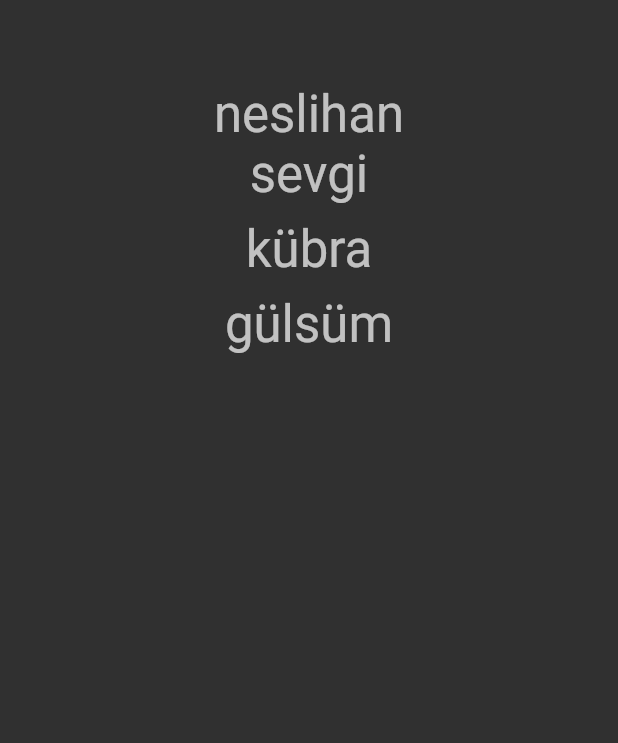
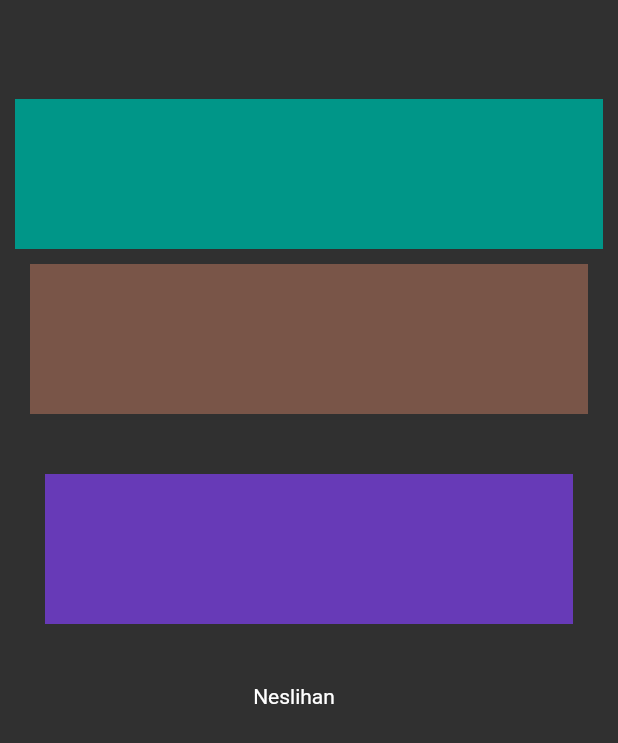
Before and after one commit to neslihanatasever/flutter_full_learnn, a Flutter app: the screen it shows after launch, on a phone screen of 412 x 824 dp. Shown: the top 743 px of the screen. Run offline on Flutter 3.47's test engine with Material 2 defaults, Android fonts, the phone set to English and light mode, and no system bars.

Commit message:
padding_learn.dart

```diff
--- /dev/null
+++ b/lib/101/padding_learn.dart
@@ -0,0 +1,44 @@
+import 'package:flutter/material.dart';
+
+class PaddingLearn extends StatelessWidget {
+  const PaddingLearn({Key? key}) : super(key: key);
+
+  @override
+  Widget build(BuildContext context) {
+    return Scaffold(
+      appBar: AppBar(),
+      body: Padding(
+        padding: ProjectPadding.pagePaddingVertical,
+        child: Column(
+          children: [
+            Padding(
+                padding: const EdgeInsets.symmetric(horizontal: 10),
+                child: Container(color: Colors.teal, height: 100)),
+            Padding(
+                padding: const EdgeInsets.symmetric(vertical: 10, horizontal: 20),
+                child: Container(padding: EdgeInsets.zero, color: Colors.brown, height: 100)),
+            Padding(
+                padding: const EdgeInsets.symmetric(vertical: 30, horizontal: 30),
+                child: Container(padding: EdgeInsets.zero, color: Colors.deepPurple, height: 100,)),
+              Padding(
+                padding: ProjectPadding.pagePaddingRightOnly + ProjectPadding.pagePaddingVertical,
+                child: const Text('Neslihan')), //olması gereken kullanımlar
+          ],
+        ),
+      ),
+    );
+  }
+}
+
+class ProjectPadding {
+  static const pagePaddingVertical = EdgeInsets.symmetric(vertical: 10);
+  static const pagePaddingRightOnly = EdgeInsets.only(right: 20);
+}
+
+
+//ana widget'ı padding ile sarmalamak en doğru yöntemdir
+// + ile iki padding kullanımını birleştirip kullanabiliriz
+//doğru olan kullanım class oluşturup classları kullanmaktır
+//container'ın kendi paddingleri de bulunur ve aynı şekilde çalışır
+//Sayfa yapısının bütünlüğü ve görünürlülüğü açısından paddingler cok önemlidir
+//Yukarıdan padding vermek isterseniz EdgeInsets.symmetric(vertical:10) yanlardan vermek için (horizontal: 10)
--- a/lib/202/main.dart
+++ b/lib/202/main.dart
@@ -6,6 +6,7 @@ import '../101/button_learn.dart';
 import '../101/color_learn.dart';
 import '../101/container_sized_box_learn.dart';
 import '../101/icon_learn.dart';
+import '../101/padding_learn.dart';
 import '../101/scaffold_learn.dart';
 import '../101/statless_learn.dart';
 
@@ -29,7 +30,7 @@ class MyApp extends StatelessWidget {
           backgroundColor: Colors.transparent,
           elevation: 0,
         )), //eğer tüm projemde geçerli olmasını istediğim özellikler var ise buraya yazabilirim.
-      home: StatlessLearn(),
+      home: PaddingLearn(),
     );
   }
 }
```
